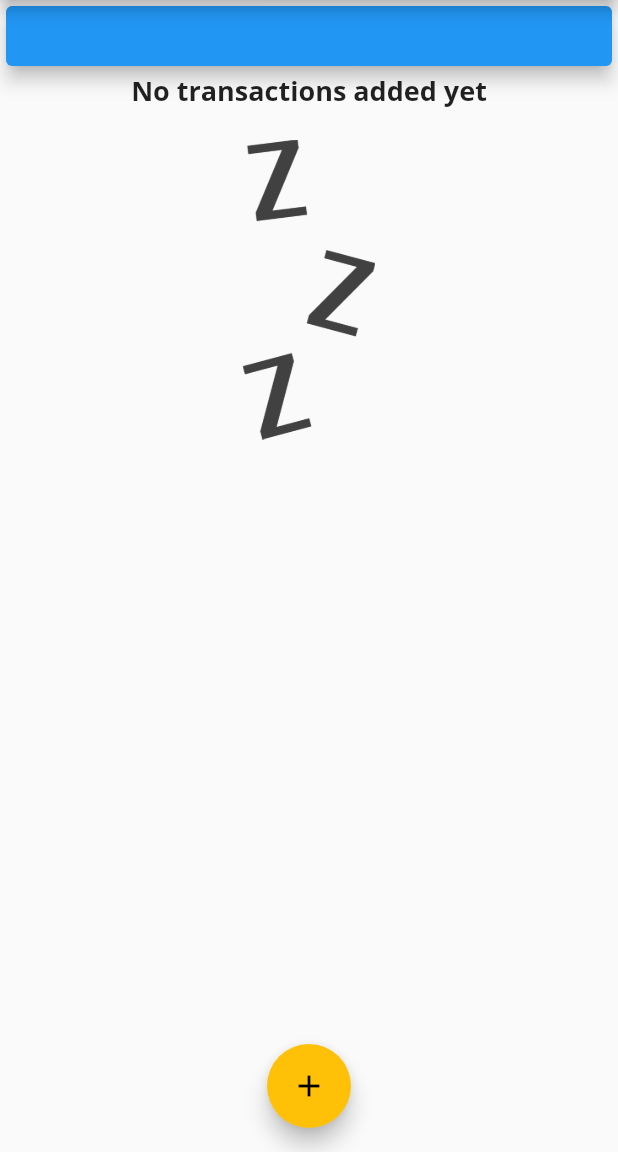
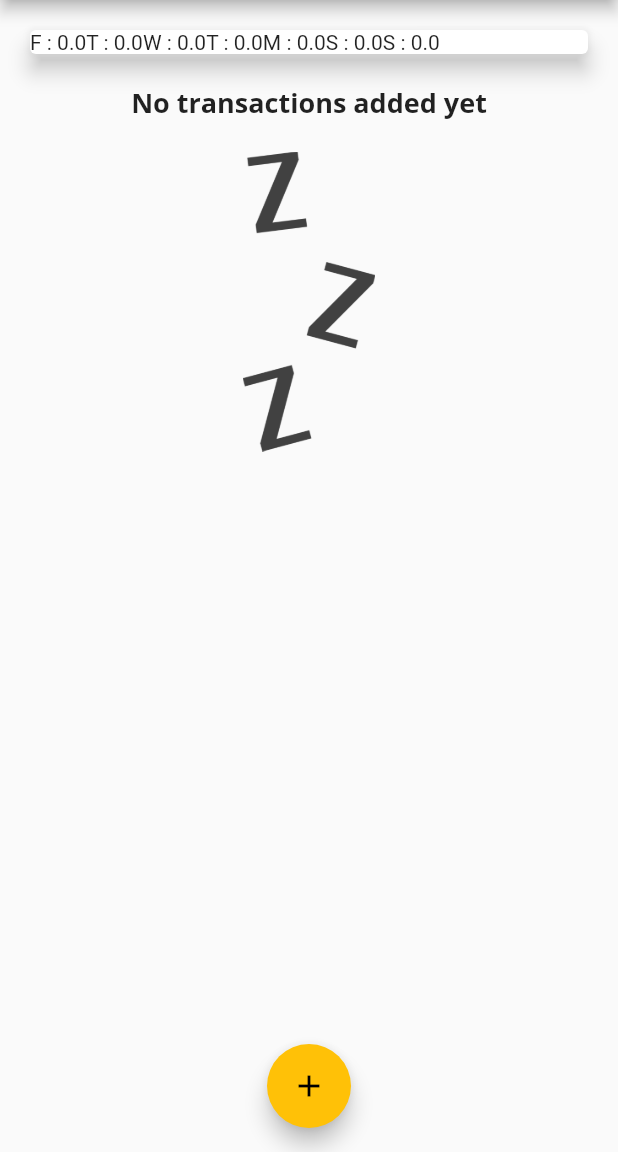
Before and after one commit to Akmalismail/udemy-flutter, a Flutter app: the screen it shows after launch, on a phone screen of 412 x 824 dp, the part 84-1236 px from its top. Run offline on Flutter 3.47's test engine with Material 2 defaults, Android fonts, the phone set to English and light mode, and no system bars.

Commit message:
103. Creating Bars for our Chart

```diff
--- a/lib/main.dart
+++ b/lib/main.dart
@@ -106,14 +106,7 @@ class _MyHomePageState extends State<MyHomePage> {
         child: Column(
           crossAxisAlignment: CrossAxisAlignment.stretch,
           children: [
-            Container(
-              width: double.infinity,
-              child: Card(
-                color: Colors.blue,
-                child: Chart(_recentTransactions),
-                elevation: 5,
-              ),
-            ),
+            Chart(_recentTransactions),
             TransactionList(_userTransactions),
           ],
         ),
--- a/lib/widgets/chart.dart
+++ b/lib/widgets/chart.dart
@@ -25,7 +25,7 @@ class Chart extends StatelessWidget {
       print(totalSum);
 
       return {
-        'day': DateFormat.E().format(weekDay),
+        'day': DateFormat.E().format(weekDay).substring(0, 1),
         'amount': totalSum,
       };
     });
@@ -33,13 +33,13 @@ class Chart extends StatelessWidget {
 
   @override
   Widget build(BuildContext context) {
-    print(groupedTransactionValues);
-
     return Card(
       elevation: 6,
       margin: EdgeInsets.all(20),
       child: Row(
-        children: [],
+        children: groupedTransactionValues.map((e) {
+          return Text('${e['day']} : ${e['amount']}');
+        }).toList(),
       ),
     );
   }
```
Also changed, not shown: lib/widgets/chart_bar.dart (added, +53 -0 lines).
